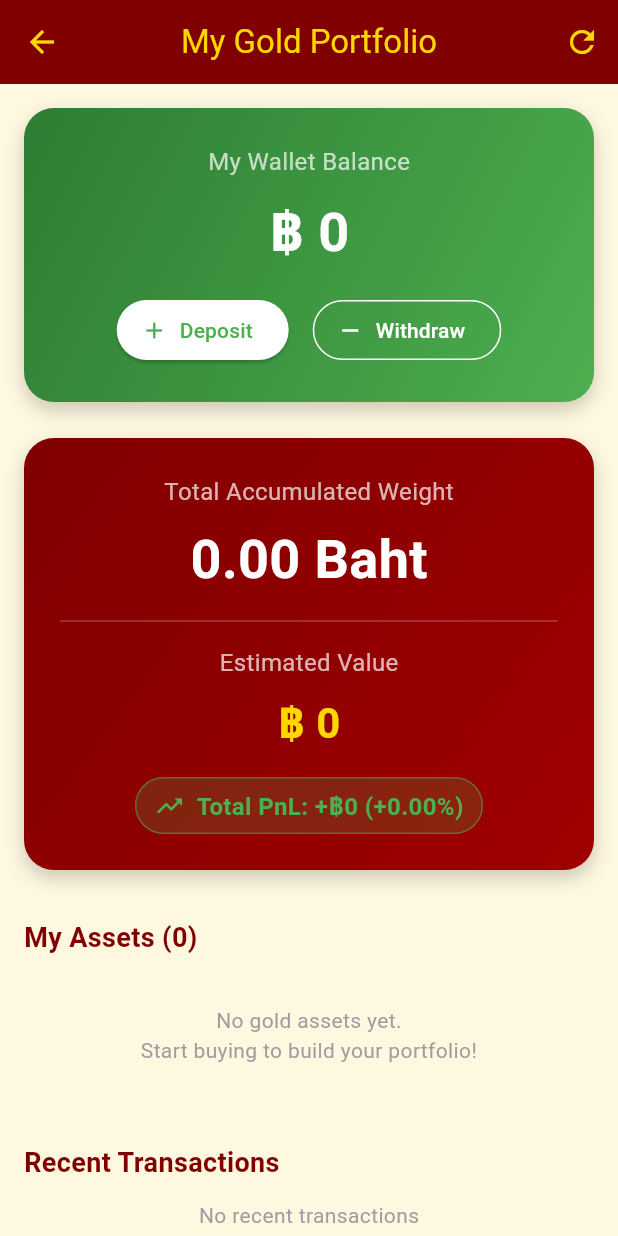
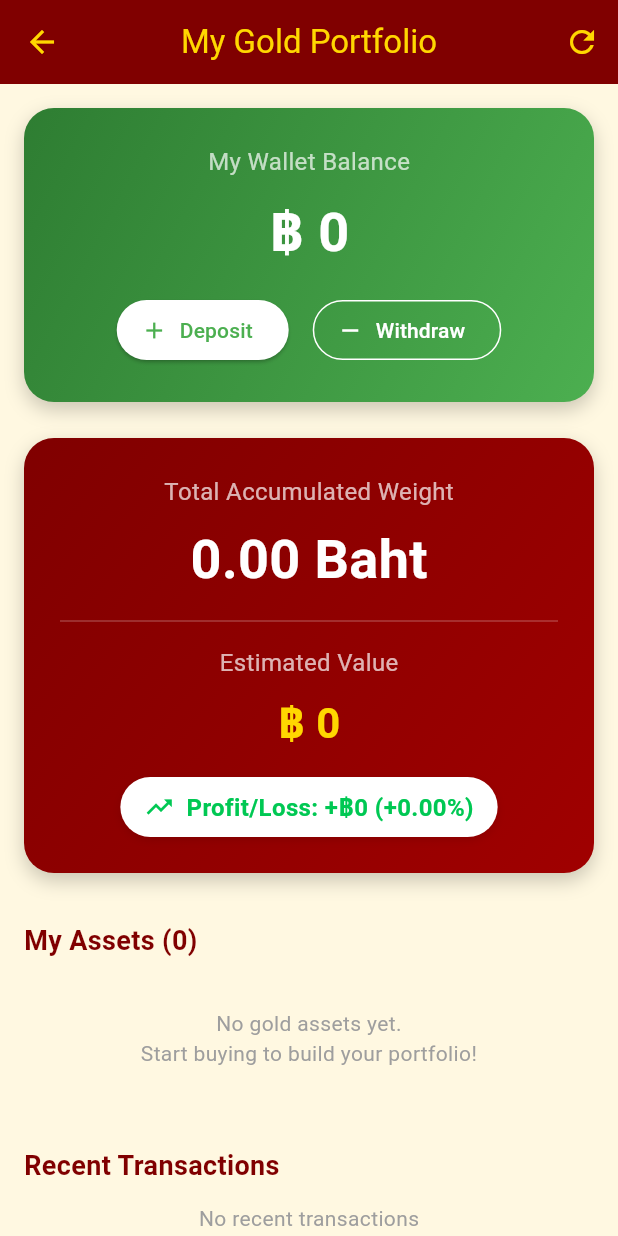
Before and after one commit to pwan67/is770_ssl_store, a Flutter app: the PortfolioPage screen opened directly, on a phone screen of 412 x 824 dp. Run offline on Flutter 3.47's test engine with Material 3 defaults, Android fonts, the phone set to English and light mode, and no system bars; our stand-ins replace cloud_firestore, firebase_auth, firebase_core, firebase_storage, image_picker; accounts and stored records are empty; network calls fail.

Commit message:
Enhance PnL visibility and rename to Profit/Loss

```diff
--- a/lib/pages/02_page_portfolio.dart
+++ b/lib/pages/02_page_portfolio.dart
@@ -160,7 +160,8 @@ class _PortfolioPageState extends State<PortfolioPage> {
                   final double pnlPercentage = totalCost > 0 ? (pnl / totalCost) * 100 : 0.0;
 
                   final bool isProfit = pnl >= 0;
-                  final Color pnlColor = isProfit ? const Color(0xFF4CAF50) : const Color(0xFFE53935);
+                  final Color pnlColor = isProfit ? const Color(0xFF00C853) : const Color(0xFFD32F2F); // High contrast Green/Red
+                  final Color pnlBgColor = Colors.white; // Solid white pill background for maximum legibility
                   final String pnlSign = isProfit ? '+' : '';
                   final formatter = NumberFormat('#,##0');
 
@@ -251,11 +252,17 @@ class _PortfolioPageState extends State<PortfolioPage> {
                                 style: const TextStyle(color: Color(0xFFFFD700), fontSize: 28, fontWeight: FontWeight.bold)),
                               const SizedBox(height: 16),
                               Container(
-                                padding: const EdgeInsets.symmetric(horizontal: 12, vertical: 6),
+                                padding: const EdgeInsets.symmetric(horizontal: 16, vertical: 8),
                                 decoration: BoxDecoration(
-                                  color: pnlColor.withOpacity(0.2),
+                                  color: pnlBgColor,
                                   borderRadius: BorderRadius.circular(20),
-                                  border: Border.all(color: pnlColor.withOpacity(0.5)),
+                                  boxShadow: [
+                                    BoxShadow(
+                                      color: Colors.black.withOpacity(0.1),
+                                      blurRadius: 4,
+                                      offset: const Offset(0, 2),
+                                    )
+                                  ],
                                 ),
                                 child: Row(
                                   mainAxisSize: MainAxisSize.min,
@@ -267,7 +274,7 @@ class _PortfolioPageState extends State<PortfolioPage> {
                                     ),
                                     const SizedBox(width: 8),
                                     Text(
-                                      'Total PnL: $pnlSign฿${formatter.format(pnl.abs())} ($pnlSign${pnlPercentage.toStringAsFixed(2)}%)',
+                                      'Profit/Loss: $pnlSign฿${formatter.format(pnl.abs())} ($pnlSign${pnlPercentage.toStringAsFixed(2)}%)',
                                       style: TextStyle(
                                         color: pnlColor,
                                         fontWeight: FontWeight.bold,
```
